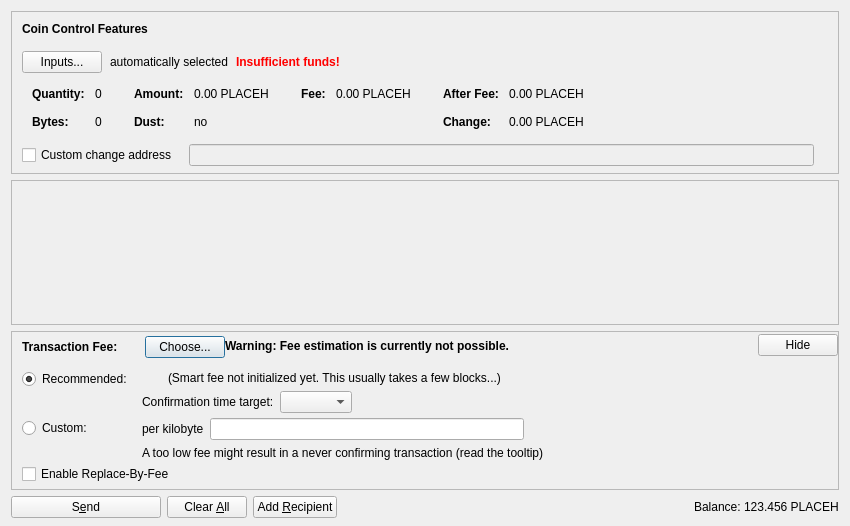
The window that src/qt/forms/sendcoinsdialog.ui (VeriBlock/pop-phl) describes before a commit, drawn with Qt 5.
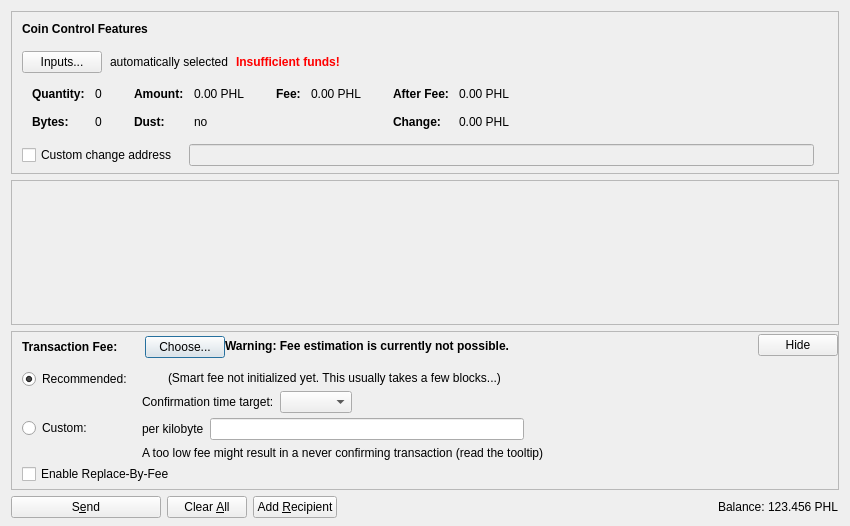
The same window after the commit. Icons and pictures are not drawn. Custom widgets are drawn as their Qt base class.

```diff
--- a/src/qt/forms/sendcoinsdialog.ui
+++ b/src/qt/forms/sendcoinsdialog.ui
@@ -324,7 +324,7 @@
                   <enum>Qt::ActionsContextMenu</enum>
                  </property>
                  <property name="text">
-                  <string notr="true">0.00 PLACEH</string>
+                  <string notr="true">0.00 PHL</string>
                  </property>
                  <property name="textInteractionFlags">
                   <set>Qt::LinksAccessibleByMouse|Qt::TextSelectableByKeyboard|Qt::TextSelectableByMouse</set>
@@ -404,7 +404,7 @@
                   <enum>Qt::ActionsContextMenu</enum>
                  </property>
                  <property name="text">
-                  <string notr="true">0.00 PLACEH</string>
+                  <string notr="true">0.00 PHL</string>
                  </property>
                  <property name="textInteractionFlags">
                   <set>Qt::LinksAccessibleByMouse|Qt::TextSelectableByKeyboard|Qt::TextSelectableByMouse</set>
@@ -455,7 +455,7 @@
                   <enum>Qt::ActionsContextMenu</enum>
                  </property>
                  <property name="text">
-                  <string notr="true">0.00 PLACEH</string>
+                  <string notr="true">0.00 PHL</string>
                  </property>
                  <property name="textInteractionFlags">
                   <set>Qt::LinksAccessibleByMouse|Qt::TextSelectableByKeyboard|Qt::TextSelectableByMouse</set>
@@ -484,7 +484,7 @@
                   <enum>Qt::ActionsContextMenu</enum>
                  </property>
                  <property name="text">
-                  <string notr="true">0.00 PLACEH</string>
+                  <string notr="true">0.00 PHL</string>
                  </property>
                  <property name="textInteractionFlags">
                   <set>Qt::LinksAccessibleByMouse|Qt::TextSelectableByKeyboard|Qt::TextSelectableByMouse</set>
@@ -1214,7 +1214,7 @@
           <cursorShape>IBeamCursor</cursorShape>
          </property>
          <property name="text">
-          <string notr="true">123.456 PLACEH</string>
+          <string notr="true">123.456 PHL</string>
          </property>
          <property name="textInteractionFlags">
           <set>Qt::LinksAccessibleByMouse|Qt::TextSelectableByKeyboard|Qt::TextSelectableByMouse</set>
```
